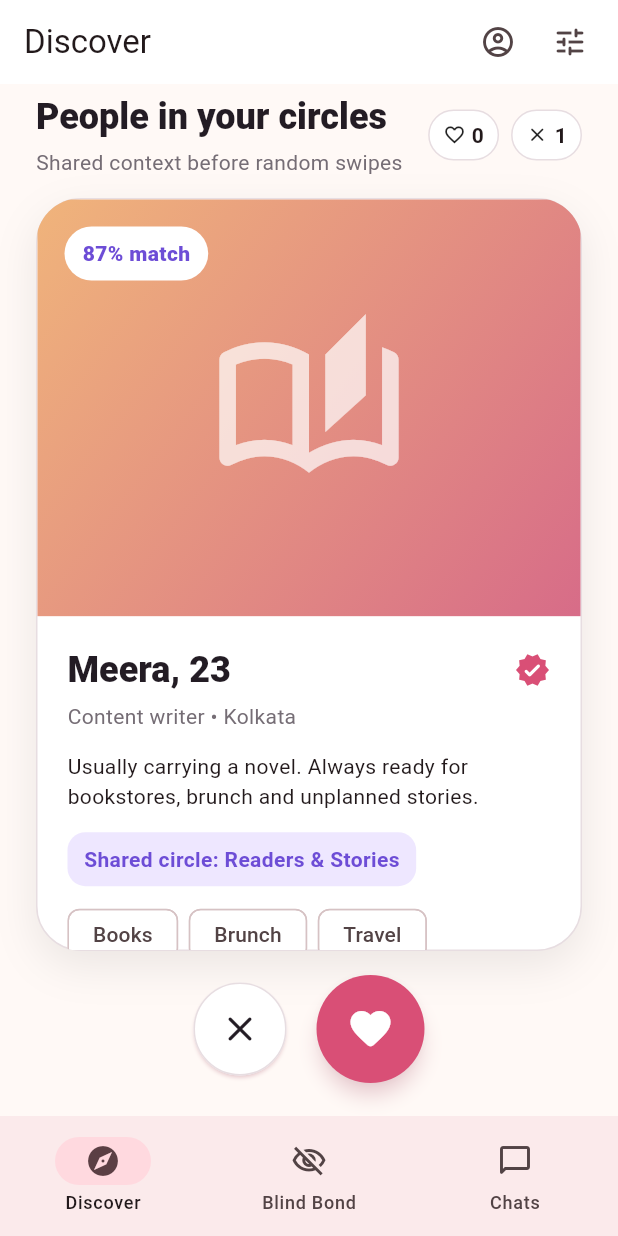
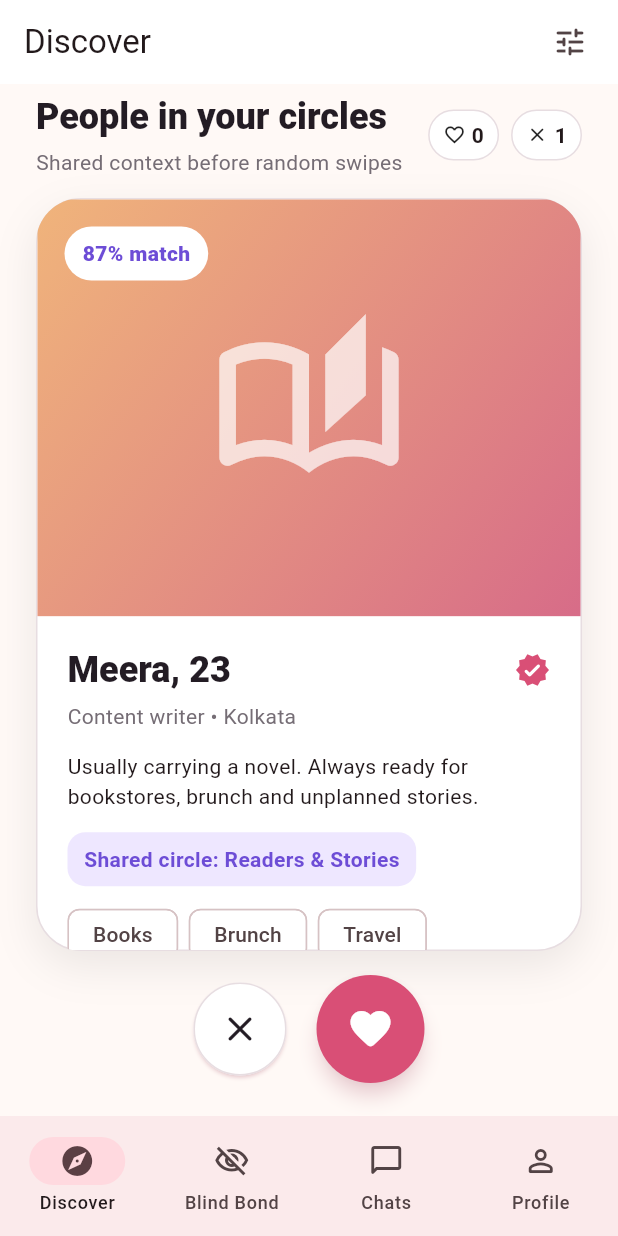
Before and after one commit to Sagar091206/bondcircle, a Flutter app: the DiscoverScreen screen opened directly, after a tap on the "close" icon, on a phone screen of 412 x 824 dp. Run offline on Flutter 3.47's test engine with Material 3 defaults, Android fonts, the phone set to English and light mode, and no system bars.

Commit message:
Add profile to primary navigation

```diff
--- a/lib/features/discover/presentation/discover_screen.dart
+++ b/lib/features/discover/presentation/discover_screen.dart
@@ -125,19 +125,6 @@ class _DiscoverScreenState extends State<DiscoverScreen> {
         title: const Text('Discover'),
         actions: [
           IconButton(
-            key: const Key('openProfileButton'),
-            tooltip: 'Your profile',
-            onPressed: () => Navigator.of(context).push(
-              MaterialPageRoute<void>(
-                builder: (_) => ProfileScreen(
-                  displayName: widget.displayName,
-                  joinedCircles: widget.joinedCircles,
-                ),
-              ),
-            ),
-            icon: const Icon(Icons.account_circle_outlined),
-          ),
-          IconButton(
             key: const Key('discoverFilterButton'),
             tooltip: 'Discovery filters',
             onPressed: _openFilters,
@@ -233,6 +220,15 @@ class _DiscoverScreenState extends State<DiscoverScreen> {
                 ),
               ),
             );
+          } else if (index == 3) {
+            Navigator.of(context).push(
+              MaterialPageRoute<void>(
+                builder: (_) => ProfileScreen(
+                  displayName: widget.displayName,
+                  joinedCircles: widget.joinedCircles,
+                ),
+              ),
+            );
           }
         },
         destinations: const [
@@ -250,6 +246,11 @@ class _DiscoverScreenState extends State<DiscoverScreen> {
             icon: Icon(Icons.chat_bubble_outline_rounded),
             selectedIcon: Icon(Icons.chat_bubble_rounded),
             label: 'Chats',
+          ),
+          NavigationDestination(
+            icon: Icon(Icons.person_outline_rounded),
+            selectedIcon: Icon(Icons.person_rounded),
+            label: 'Profile',
           ),
         ],
       ),
```
Also changed, not shown: lib/features/blind_bond/presentation/blind_bond_screen.dart (+14 -0 lines), lib/features/connections/presentation/connections_screen.dart (+14 -0 lines), lib/features/profile/presentation/profile_screen.dart (+46 -0 lines), 1 other file.
